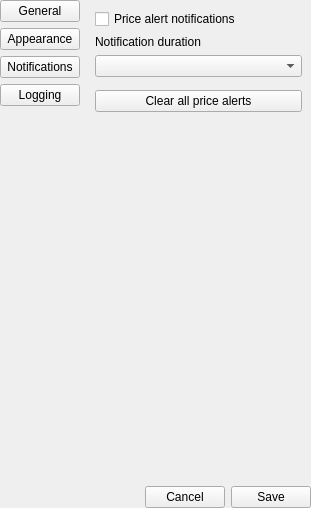
MarioStoilov/simpleStonks, file internal/qtui/ui/settings.ui: the form before one commit.
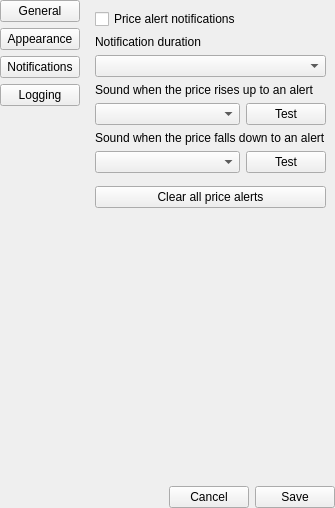
The form after the commit. The open tabs and pages were chosen to show the change.

Commit message:
Let rise and fall alerts play different notification sounds
Settings → Notifications gains a sound for alerts the price rose up to and one for alerts it fell down to, each with a Test button that plays the choice through a sample notification. The choices map to XDG sound-naming events (or silence); both default to the message sound used so far.

Diff of the .ui file:
```diff
--- a/internal/qtui/ui/settings.ui
+++ b/internal/qtui/ui/settings.ui
@@ -418,6 +418,68 @@
                   <item>
                     <widget class="QComboBox" name="durationBox"/>
                   </item>
+                  <item>
+                    <widget class="QLabel" name="soundRoseLabel">
+                      <property name="text">
+                        <string>Sound when the price rises up to an alert</string>
+                      </property>
+                    </widget>
+                  </item>
+                  <item>
+                    <layout class="QHBoxLayout" name="soundRoseRow" stretch="1,0">
+                      <item>
+                        <widget class="QComboBox" name="soundRoseBox">
+                          <property name="toolTip">
+                            <string>Played by the notification of an alert set above the price; the sounds come from the desktop's sound theme</string>
+                          </property>
+                        </widget>
+                      </item>
+                      <item>
+                        <widget class="QPushButton" name="soundRoseTestButton">
+                          <property name="cursor">
+                            <cursorShape>PointingHandCursor</cursorShape>
+                          </property>
+                          <property name="toolTip">
+                            <string>Play this sound with a sample notification</string>
+                          </property>
+                          <property name="text">
+                            <string>Test</string>
+                          </property>
+                        </widget>
+                      </item>
+                    </layout>
+                  </item>
+                  <item>
+                    <widget class="QLabel" name="soundFellLabel">
+                      <property name="text">
+                        <string>Sound when the price falls down to an alert</string>
+                      </property>
+                    </widget>
+                  </item>
+                  <item>
+                    <layout class="QHBoxLayout" name="soundFellRow" stretch="1,0">
+                      <item>
+                        <widget class="QComboBox" name="soundFellBox">
+                          <property name="toolTip">
+                            <string>Played by the notification of an alert set below the price; the sounds come from the desktop's sound theme</string>
+                          </property>
+                        </widget>
+                      </item>
+                      <item>
+                        <widget class="QPushButton" name="soundFellTestButton">
+                          <property name="cursor">
+                            <cursorShape>PointingHandCursor</cursorShape>
+                          </property>
+                          <property name="toolTip">
+                            <string>Play this sound with a sample notification</string>
+                          </property>
+                          <property name="text">
+                            <string>Test</string>
+                          </property>
+                        </widget>
+                      </item>
+                    </layout>
+                  </item>
                   <item>
                     <widget class="QFrame" name="notifySeparator">
                       <property name="minimumSize">
```
The commit also changes 10 other files.
